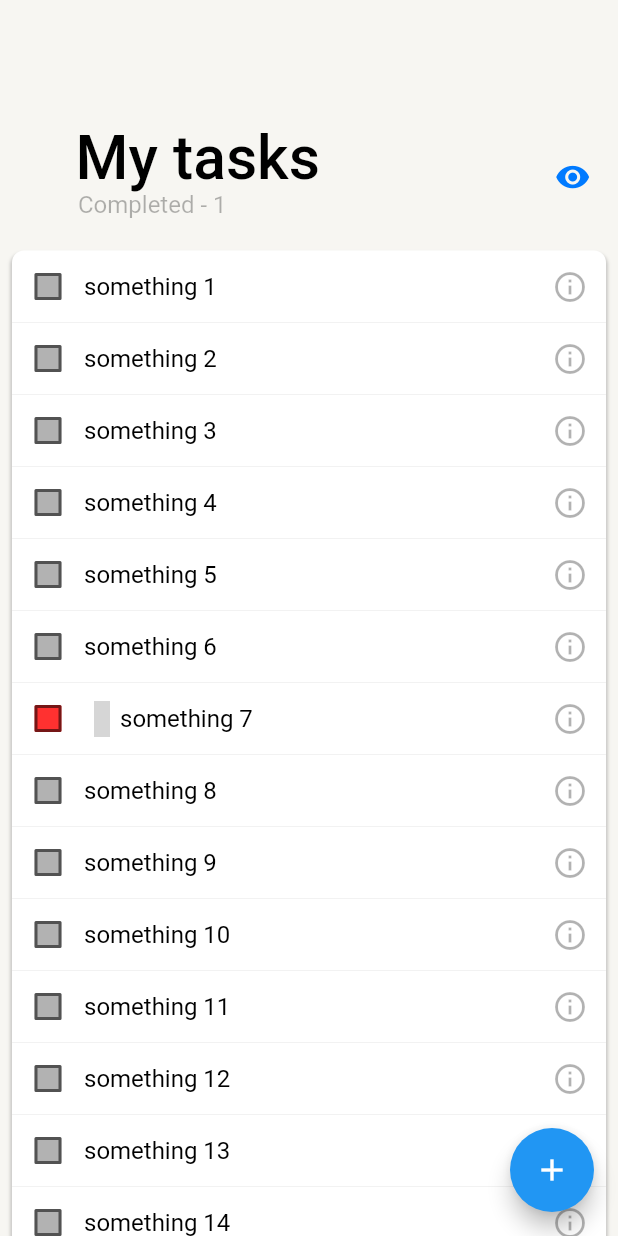
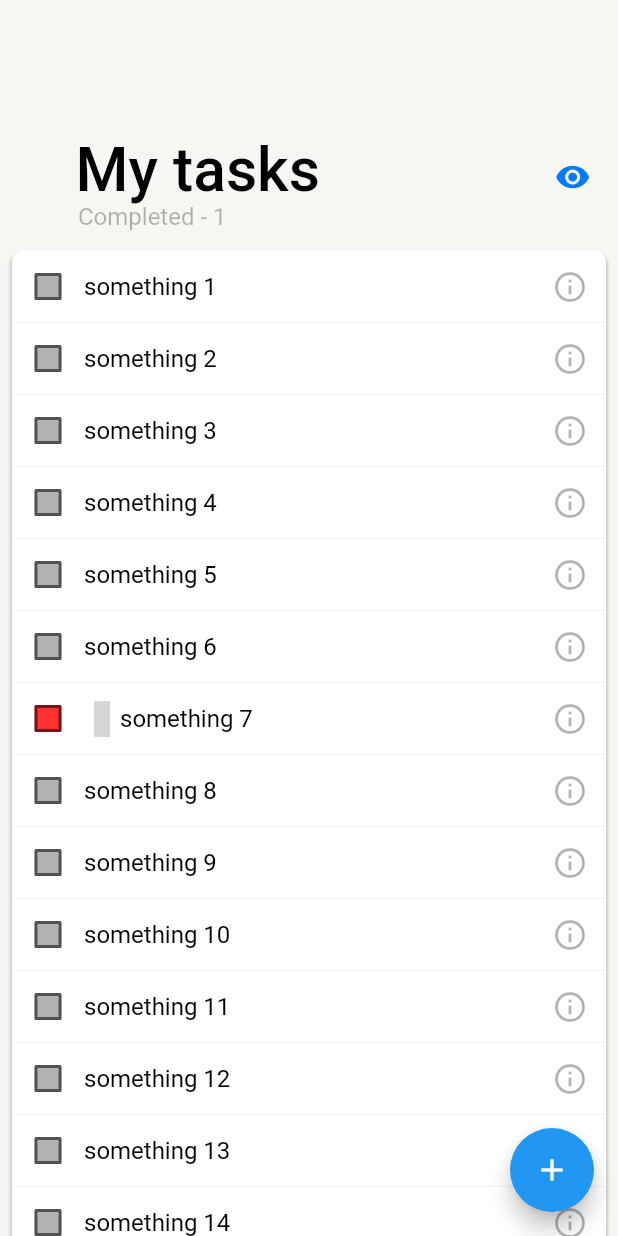
Before and after one commit to Vantwozz/to_do_list, a Flutter app: the screen it shows after launch, after a tap on the "visibility off" icon, on a phone screen of 412 x 824 dp. Run offline on Flutter 3.47's test engine with Material 2 defaults, Android fonts, the phone set to English and light mode, and no system bars; our stand-ins replace material_design_icons_flutter; grey boxes are pictures that could not be loaded.

Commit message:
fix appBar

```diff
--- a/lib/pages/home/widgets/app_bar.dart
+++ b/lib/pages/home/widgets/app_bar.dart
@@ -23,20 +23,21 @@ class _CustomAppBarState extends State<CustomAppBar> {
         backgroundColor: const Color(0xFFF7F6F2),
         collapsedHeight: 80,
         expandedHeight: 164,
-      flexibleSpace: FlexibleSpaceBar(
+        automaticallyImplyLeading: false,
+        flexibleSpace: LayoutBuilder(
+          builder: (BuildContext context, BoxConstraints constraints) {
+            var top = constraints.biggest.height;
+            return FlexibleSpaceBar(
               expandedTitleScale: 1.26,
               centerTitle: true,
               title: Row(
                 mainAxisAlignment: MainAxisAlignment.spaceBetween,
                 crossAxisAlignment: CrossAxisAlignment.end,
                 children: [
-            const Column(
+                  Column(
                     mainAxisAlignment: MainAxisAlignment.end,
                     children: [
-                SizedBox(
-                  height: 15,
-                ),
-                Row(
+                      const Row(
                         children: [
                           SizedBox(
                             width: 40,
@@ -47,20 +48,30 @@ class _CustomAppBarState extends State<CustomAppBar> {
                           ),
                         ],
                       ),
-                SizedBox(
-                  height: 15,
-                )
+                      Visibility(
+                        //visible: top > 150,
+                        child: SizedBox(
+                          height: top / 20,
+                        ),
+                      ),
                     ],
                   ),
+                  Column(
+                    mainAxisAlignment: MainAxisAlignment.end,
+                    children: [
                       IconButton(
                         icon: Icon(
-                !widget.showCompleted ? Icons.visibility : Icons.visibility_off,
+                          !widget.showCompleted
+                              ? Icons.visibility
+                              : Icons.visibility_off,
                           color: const Color.fromRGBO(0, 122, 255, 1),
                           size: 19,
                         ),
                         onPressed: () {
                           widget.onEyePressed();
                         },
+                      ),
+                    ],
                   ),
                 ],
               ),
@@ -85,11 +96,12 @@ class _CustomAppBarState extends State<CustomAppBar> {
                     ],
                   ),
                   const SizedBox(
-              height: 18,
+                    height: 10,
                   ),
                 ],
               ),
-      ),
             );
+          },
+        ));
   }
 }
```
Lines whose indentation alone changed are shown as unchanged.
